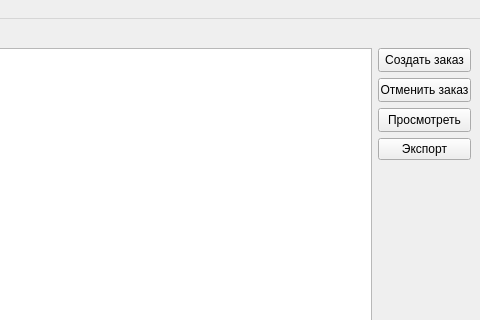
Above: mainwindowclient.ui from MukizuL/Retail-Sale-App before the change; both pictures show x 160 to 640 and y 0 to 320 of the 640 by 480 pixel window. Below: the same form after it.
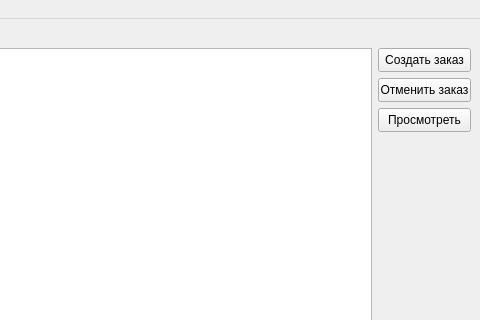
That is the form after the change.

Diff of the .ui file:
```diff
--- a/mainwindowclient.ui
+++ b/mainwindowclient.ui
@@ -162,13 +162,6 @@
           </property>
          </widget>
         </item>
-        <item>
-         <widget class="QPushButton" name="pushButton_export">
-          <property name="text">
-           <string>Экспорт</string>
-          </property>
-         </widget>
-        </item>
         <item>
          <spacer name="verticalSpacer">
           <property name="orientation">
```
